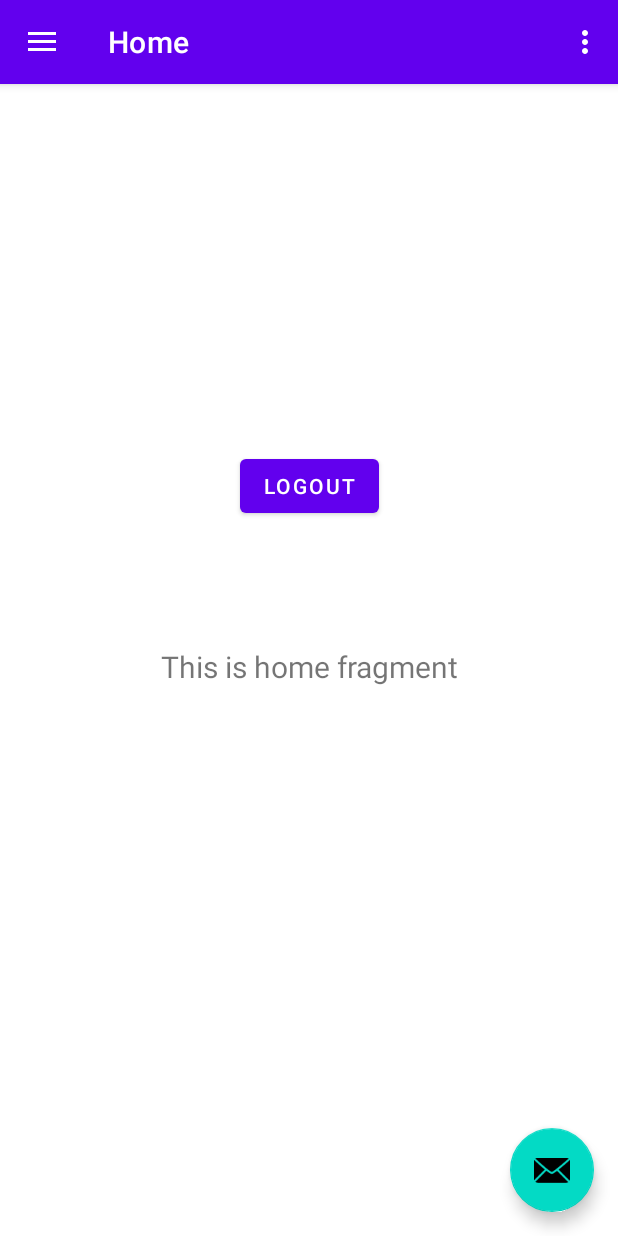
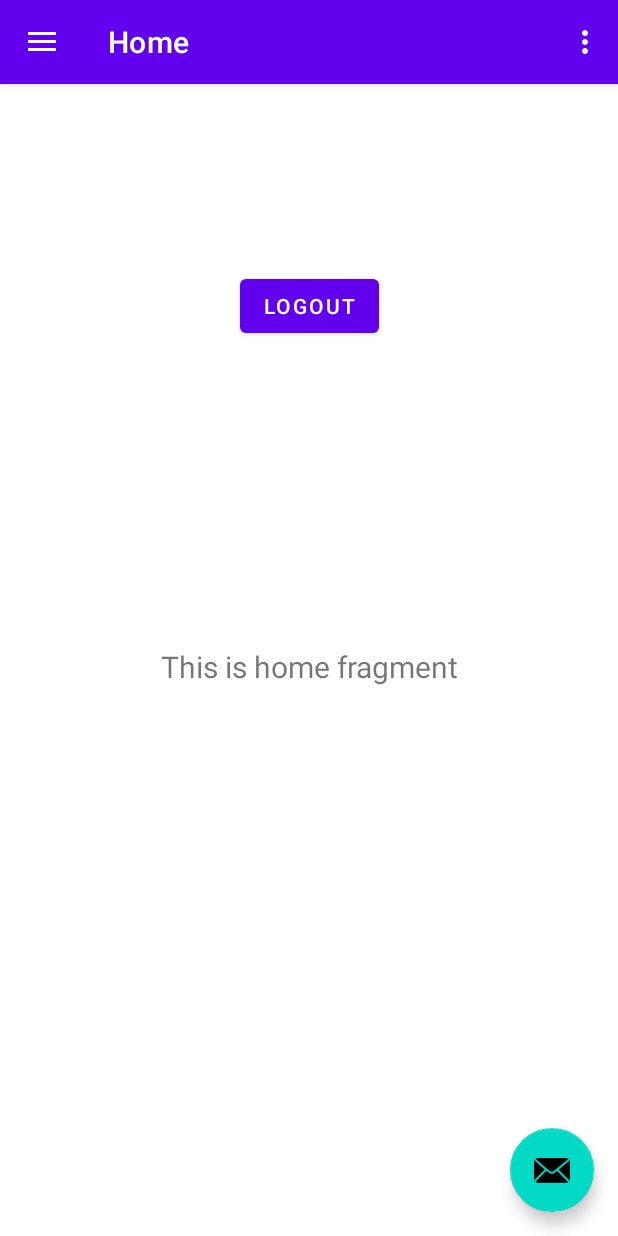
Before and after one commit to anishh747/AndroidStudioProject, an Android app: the screen it shows after launch once a user with an empty profile is signed in (Dashboard), on a phone screen of 412 x 824 dp. Run offline under Robolectric (Android 15) with nearby library versions, the phone set to English and light mode, and no system bars; our stand-ins replace Firebase (no records; nobody signed in at launch, a user with empty details on screens opened directly), navigation-ui.

Commit message:
Updated Code

```diff
--- a/app/src/main/java/com/example/login/Dashboard.java
+++ b/app/src/main/java/com/example/login/Dashboard.java
@@ -1,14 +1,23 @@
 package com.example.login;
 
+import android.graphics.Bitmap;
+import android.graphics.BitmapFactory;
 import android.os.Bundle;
 import android.view.View;
 import android.view.Menu;
 import android.widget.Button;
+import android.widget.ImageView;
 import android.widget.TextView;
+import android.widget.Toast;
 
+import com.google.android.gms.tasks.OnCompleteListener;
+import com.google.android.gms.tasks.OnFailureListener;
+import com.google.android.gms.tasks.OnSuccessListener;
+import com.google.android.gms.tasks.Task;
 import com.google.android.material.snackbar.Snackbar;
 import com.google.android.material.navigation.NavigationView;
 
+import androidx.annotation.NonNull;
 import androidx.navigation.NavController;
 import androidx.navigation.Navigation;
 import androidx.navigation.ui.AppBarConfiguration;
@@ -19,11 +28,21 @@ import androidx.appcompat.app.AppCompatActivity;
 import com.example.login.databinding.ActivityDashboardBinding;
 import com.google.firebase.auth.FirebaseAuth;
 import com.google.firebase.auth.FirebaseUser;
+import com.google.firebase.storage.FirebaseStorage;
+import com.google.firebase.storage.StorageException;
+import com.google.firebase.storage.StorageReference;
+import com.google.firebase.storage.StreamDownloadTask;
+
+import java.io.InputStream;
 
 public class Dashboard extends AppCompatActivity {
 
     private AppBarConfiguration mAppBarConfiguration;
     private ActivityDashboardBinding binding;
+    FirebaseStorage firebaseStorage;
+    StorageReference storageReference;
+    FirebaseAuth firebaseAuth;
+    FirebaseUser firebaseUser;
 
     @Override
     protected void onCreate(Bundle savedInstanceState) {
@@ -47,6 +66,35 @@ public class Dashboard extends AppCompatActivity {
         NavigationUI.setupActionBarWithNavController(this, navController, mAppBarConfiguration);
         NavigationUI.setupWithNavController(navigationView, navController);
 
+        View headerView = navigationView.getHeaderView(0);
+        ImageView profilePicture = headerView.findViewById(R.id.profilePicture);
+        TextView displayName = headerView.findViewById(R.id.dispayName);
+        TextView displayEmail = headerView.findViewById(R.id.displayEmail);
+        firebaseAuth = FirebaseAuth.getInstance();
+        firebaseUser = firebaseAuth.getCurrentUser();
+        firebaseStorage = FirebaseStorage.getInstance();
+        storageReference = firebaseStorage.getReference("images");
+
+        displayEmail.setText(firebaseUser.getEmail());
+        displayName.setText(firebaseUser.getDisplayName());
+
+        String userEmail = firebaseUser.getEmail().replace(".",",");
+
+        storageReference.child(userEmail+".jpg").getBytes(Long.MAX_VALUE).addOnSuccessListener(bytes -> {
+            // Convert the byte array to a Bitmap
+            Bitmap bitmap = BitmapFactory.decodeByteArray(bytes, 0, bytes.length);
+            if(bitmap == null){
+                Toast.makeText(Dashboard.this, "NULL BITMAP", Toast.LENGTH_SHORT).show();
+            }
+            // Set the Bitmap to an ImageView or do whatever you want with it
+            profilePicture.setImageBitmap(bitmap);
+        }).addOnFailureListener(e -> {
+            // Handle any errors
+            Toast.makeText(Dashboard.this, "Error getting image from firebase", Toast.LENGTH_SHORT).show();
+        });
+
+
+
     }
 
     @Override
--- a/app/src/main/java/com/example/login/MainActivity.java
+++ b/app/src/main/java/com/example/login/MainActivity.java
@@ -1,23 +1,18 @@
 package com.example.login;
 
-import androidx.activity.result.ActivityResultLauncher;
-import androidx.activity.result.contract.ActivityResultContracts;
 import androidx.appcompat.app.AppCompatActivity;
+import androidx.drawerlayout.widget.DrawerLayout;
 
 import android.content.Intent;
-import android.graphics.Bitmap;
-import android.graphics.BitmapFactory;
 import android.os.Bundle;
-import android.view.View;
 import android.widget.Button;
-import android.widget.ImageView;
 
+import com.google.android.material.navigation.NavigationView;
 import com.google.firebase.auth.FirebaseAuth;
 
-import java.io.IOException;
-import java.io.InputStream;
-
 public class MainActivity extends AppCompatActivity {
+    DrawerLayout drawerLayout;
+    NavigationView navigationView;
     @Override
     protected void onCreate(Bundle savedInstanceState) {
         super.onCreate(savedInstanceState);
@@ -42,5 +37,18 @@ public class MainActivity extends AppCompatActivity {
     }
 
 
+    public static class User {
+        public String emailAddress;
+        public String fullName;
+        public String password;
+        public boolean isFirst;
 
+        public User(){}
+        public User (String emailAddress, String fullName, String password){
+            this.emailAddress = emailAddress;
+            this.fullName = fullName;
+            this.password = password;
+            isFirst = true;
+        }
+    }
 }
--- a/app/src/main/res/layout/fragment_home.xml
+++ b/app/src/main/res/layout/fragment_home.xml
@@ -29,5 +29,5 @@
         app:layout_constraintEnd_toEndOf="parent"
         app:layout_constraintStart_toStartOf="parent"
         app:layout_constraintTop_toTopOf="parent"
-        app:layout_constraintVertical_bias="0.339" />
+        app:layout_constraintVertical_bias="0.172" />
 </androidx.constraintlayout.widget.ConstraintLayout>
```
Also changed, not shown: app/src/main/java/com/example/login/AskDetails.java (+33 -6 lines), app/src/main/java/com/example/login/Login.java (+23 -14 lines), app/src/main/java/com/example/login/Register.java (+2 -9 lines), app/src/main/java/com/example/login/ui/home/User.java (deleted, +0 -16 lines), app/src/main/res/layout/activity_main.xml (+4 -4 lines), app/src/main/res/layout/nav_header_dashboard.xml (+4 -3 lines).
